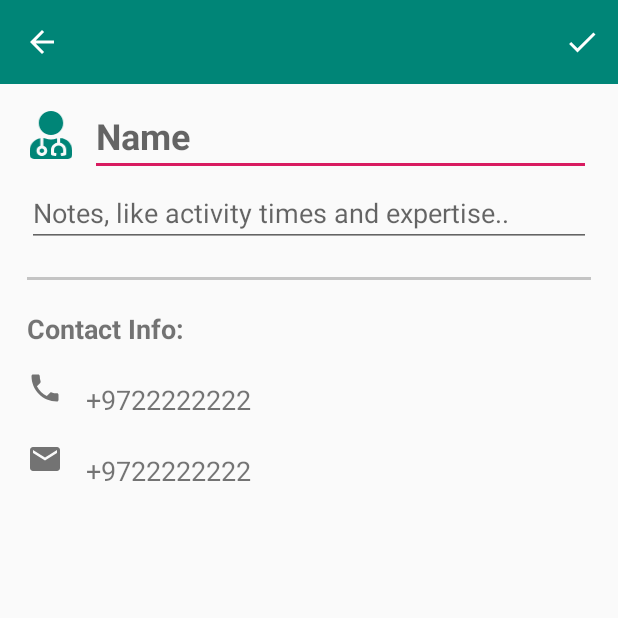
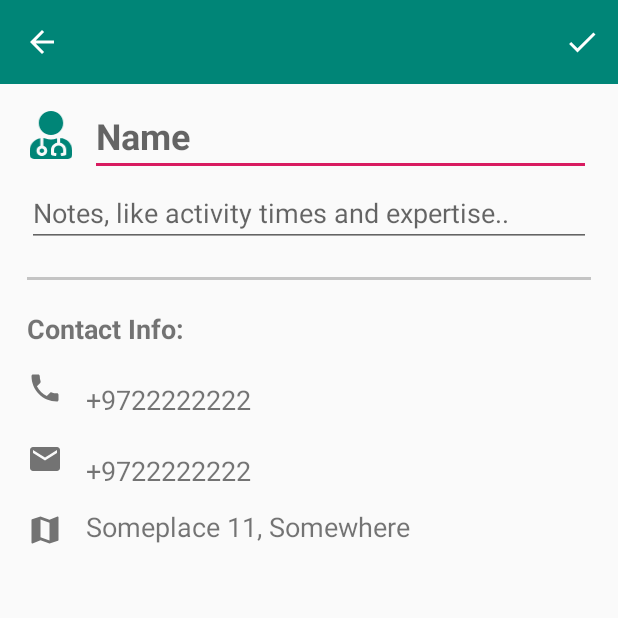
Before and after one commit to OmryRo/my_med, an Android app: the DoctorInfoActivity screen opened directly, with no data from a screen before it, on a phone screen of 412 x 824 dp, the top half of it. Run offline under Robolectric (Android 15) with nearby library versions, the phone set to English and light mode, and no system bars.

Commit message:
changed the doctors view a bit

```diff
--- /dev/null
+++ b/app/src/main/res/drawable/ic_arrow_forward_black.xml
@@ -0,0 +1,5 @@
+<vector android:autoMirrored="true" android:height="24dp"
+    android:tint="#FFFFFF" android:viewportHeight="24.0"
+    android:viewportWidth="24.0" android:width="24dp" xmlns:android="http://schemas.android.com/apk/res/android">
+    <path android:fillColor="#FF000000" android:pathData="M12,4l-1.41,1.41L16.17,11H4v2h12.17l-5.58,5.59L12,20l8,-8z"/>
+</vector>
--- /dev/null
+++ b/app/src/main/res/drawable/ic_map_black.xml
@@ -0,0 +1,5 @@
+<vector android:height="24dp" android:tint="#FFFFFF"
+    android:viewportHeight="24.0" android:viewportWidth="24.0"
+    android:width="24dp" xmlns:android="http://schemas.android.com/apk/res/android">
+    <path android:fillColor="#FF000000" android:pathData="M20.5,3l-0.16,0.03L15,5.1 9,3 3.36,4.9c-0.21,0.07 -0.36,0.25 -0.36,0.48V20.5c0,0.28 0.22,0.5 0.5,0.5l0.16,-0.03L9,18.9l6,2.1 5.64,-1.9c0.21,-0.07 0.36,-0.25 0.36,-0.48V3.5c0,-0.28 -0.22,-0.5 -0.5,-0.5zM15,19l-6,-2.11V5l6,2.11V19z"/>
+</vector>
--- a/app/src/main/res/layout/activity_doctor.xml
+++ b/app/src/main/res/layout/activity_doctor.xml
@@ -207,6 +207,48 @@
             </LinearLayout>
 
             <LinearLayout
+                android:id="@+id/doctor_address_container"
+                android:layout_width="match_parent"
+                android:layout_height="wrap_content"
+                android:layout_marginBottom="2dp"
+                android:background="?android:attr/selectableItemBackground"
+                android:orientation="horizontal">
+
+                <ImageView
+                    android:id="@+id/doctor_address_image"
+                    android:layout_width="24dp"
+                    android:layout_height="24dp"
+                    android:layout_marginTop="10dp"
+                    android:layout_marginEnd="15dp"
+                    android:layout_marginBottom="10dp"
+                    android:src="@drawable/ic_map_black"
+                    android:tint="@color/colorTextTextDark"
+                    android:tintMode="src_in" />
+
+                <TextView
+                    android:id="@+id/doctor_address"
+                    android:layout_width="match_parent"
+                    android:layout_height="wrap_content"
+                    android:layout_marginTop="7dp"
+                    android:text="Someplace 11, Somewhere"
+                    android:textColor="@color/colorTextTextDark"
+                    android:textSize="18sp" />
+
+                <EditText
+                    android:id="@+id/doctor_address_et"
+                    android:layout_width="match_parent"
+                    android:layout_height="wrap_content"
+                    android:hint="Address"
+                    android:inputType="textEmailAddress"
+                    android:text="Someplace 11, Somewhere"
+                    android:textColor="@color/colorTextTextDark"
+                    android:textSize="18sp"
+                    android:visibility="gone" />
+
+            </LinearLayout>
+
+
+            <LinearLayout
                 android:id="@+id/doctor_more_info"
                 android:layout_width="match_parent"
                 android:layout_height="wrap_content"
@@ -227,10 +269,15 @@
                     android:orientation="horizontal"
                     >
 
+                    <LinearLayout
+                        android:layout_width="match_parent"
+                        android:layout_height="wrap_content"
+                        android:layout_weight="1"
+                        android:orientation="vertical">
+
                         <TextView
                             android:layout_width="match_parent"
                             android:layout_height="wrap_content"
-                        android:layout_weight="1"
                             android:textSize="18sp"
                             android:textStyle="bold"
                             android:textColor="@color/colorTextTextDark"
@@ -238,14 +285,26 @@
                             android:layout_marginBottom="5dp"
                             />
 
+                        <TextView
+                            android:id="@+id/doctor_appointment_more_info"
+                            android:layout_width="match_parent"
+                            android:layout_height="wrap_content"
+                            android:layout_marginStart="5dp"
+                            android:text="Last visit was at 14/8/2010."
+                            android:textColor="@color/colorTextTextDark"
+                            android:textSize="16sp" />
+
+                    </LinearLayout>
+
                     <ImageView
                         android:layout_weight="0"
-                        android:layout_width="20dp"
-                        android:layout_height="20dp"
-                        android:layout_margin="4dp"
+                        android:layout_width="32dp"
+                        android:layout_height="32dp"
+                        android:layout_margin="0dp"
                         android:layout_gravity="center"
+                        android:src="@drawable/ic_arrow_forward_black"
                         android:tint="@color/colorTextTextDark"
-                        android:src="@drawable/ic_plus_solid"
+                        android:tintMode="src_in"
                         />
 
                 </LinearLayout>
@@ -258,15 +317,51 @@
                     android:layout_marginBottom="20dp"
                     />
 
+                <LinearLayout
+                    android:layout_width="match_parent"
+                    android:layout_height="wrap_content"
+                    android:orientation="horizontal"
+                    >
+
+                    <LinearLayout
+                        android:layout_width="match_parent"
+                        android:layout_height="wrap_content"
+                        android:layout_weight="1"
+                        android:orientation="vertical">
+
                         <TextView
                             android:layout_width="match_parent"
                             android:layout_height="wrap_content"
                             android:textSize="18sp"
                             android:textStyle="bold"
                             android:textColor="@color/colorTextTextDark"
-                    android:text="Prescriptions:"
+                            android:text="Perceptions:"
                             android:layout_marginBottom="5dp"
                             />
+
+                        <TextView
+                            android:id="@+id/doctor_perceptions_more_info"
+                            android:layout_width="match_parent"
+                            android:layout_height="wrap_content"
+                            android:layout_marginStart="5dp"
+                            android:text="Ritalin LA 30mg (expire next week)"
+                            android:textColor="@color/colorTextTextDark"
+                            android:textSize="16sp" />
+
+                    </LinearLayout>
+
+                    <ImageView
+                        android:layout_weight="0"
+                        android:layout_width="32dp"
+                        android:layout_height="32dp"
+                        android:layout_margin="0dp"
+                        android:layout_gravity="center"
+                        android:src="@drawable/ic_arrow_forward_black"
+                        android:tint="@color/colorTextTextDark"
+                        android:tintMode="src_in"
+                        />
+
+                </LinearLayout>
 
             </LinearLayout>
 
```
Lines whose indentation alone changed are shown as unchanged.
